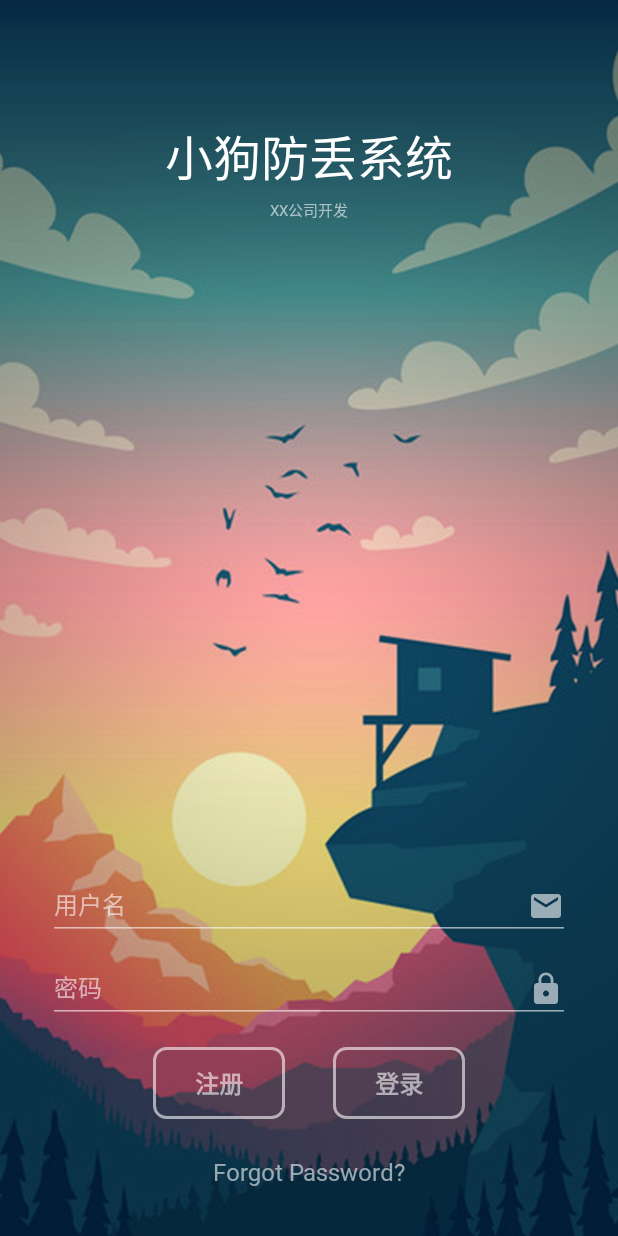
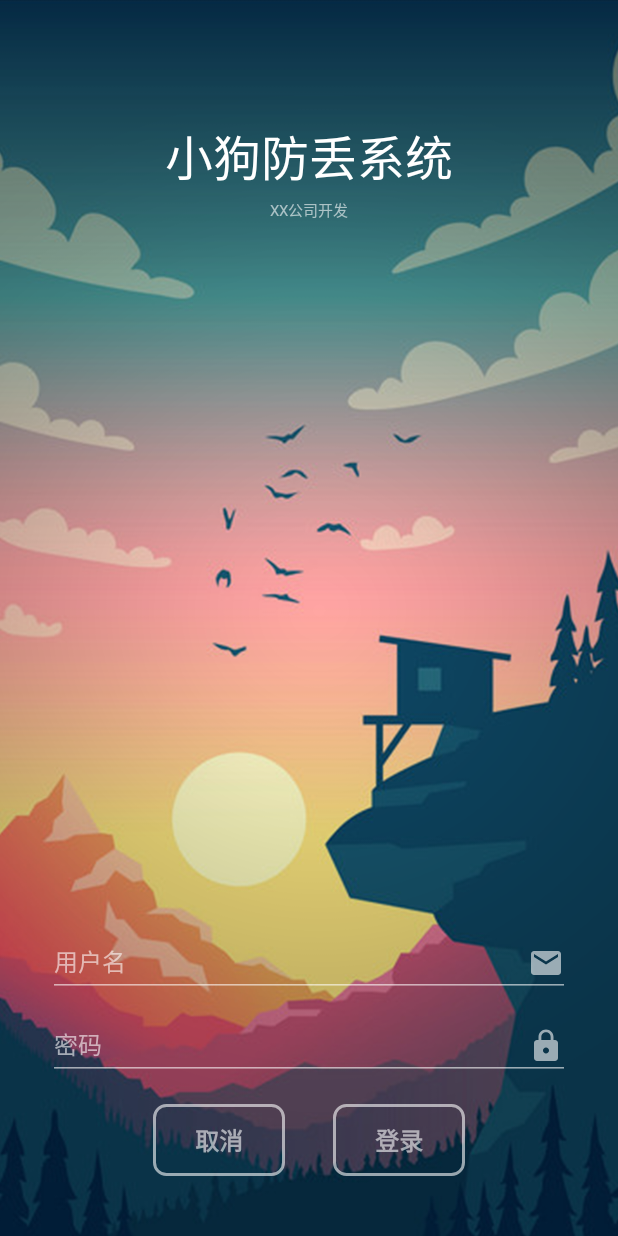
Before and after one commit to sxysxys/doglost, an Android app: the screen it shows after launch (LoginActivity), on a phone screen of 412 x 824 dp. Run offline under Robolectric (Android 15) with nearby library versions, the light colour scheme and no system bars; our stand-ins replace ButterKnife; 1 statement that could not run was skipped.

Commit message:
修改登录id

```diff
--- a/app/src/main/java/com/shen/baidu/doglost/model/domain/SendBean.java
+++ b/app/src/main/java/com/shen/baidu/doglost/model/domain/SendBean.java
@@ -14,7 +14,7 @@
  */
 public class SendBean implements IPulseSendable {
 
-    public byte[] buffer = new byte[]{(byte) 0xFF,(byte) 0xE2,(byte) Const.sendLength, (byte) Const.deviceId,0x00,0x00,0x00, 0x00, 0x0D, 0x0A};
+    private byte[] buffer = new byte[]{(byte) 0xFF,(byte) 0xE2,(byte) Const.sendLength, (byte) Const.deviceId,0x00,0x00,0x00, 0x00, 0x0D, 0x0A};
 
     private static SendBean sendBean;
 
@@ -37,6 +37,10 @@
 
     public byte getMFlag() {
         return buffer[4];
+    }
+
+    public void setDeviceId(byte deviceId) {
+        buffer[3] = deviceId;
     }
 
 
--- a/app/src/main/java/com/shen/baidu/doglost/presenter/impl/HistoryPresenterImpl.java
+++ b/app/src/main/java/com/shen/baidu/doglost/presenter/impl/HistoryPresenterImpl.java
@@ -1,9 +1,12 @@
 package com.shen.baidu.doglost.presenter.impl;
+
+import android.util.Log;
 
 import com.shen.baidu.doglost.constant.Const;
 import com.shen.baidu.doglost.model.Api;
 import com.shen.baidu.doglost.model.domain.HistoryPoint;
 import com.shen.baidu.doglost.presenter.IHistoryPresenter;
+import com.shen.baidu.doglost.utils.LogUtils;
 import com.shen.baidu.doglost.utils.RetrofitManager;
 import com.shen.baidu.doglost.view.IHistoryCallback;
 
@@ -68,6 +71,7 @@
             }
         } else {
             if (callback != null) {
+                LogUtils.d(this, "历史数据回来了...");
                 callback.onNetDataLoaded(historyPoints);
             }
         }
--- a/app/src/main/java/com/shen/baidu/doglost/ui/activity/LoginActivity.java
+++ b/app/src/main/java/com/shen/baidu/doglost/ui/activity/LoginActivity.java
@@ -21,6 +21,7 @@
 import com.shen.baidu.doglost.R;
 import com.shen.baidu.doglost.constant.Const;
 import com.shen.baidu.doglost.model.domain.ResponseLogin;
+import com.shen.baidu.doglost.model.domain.SendBean;
 import com.shen.baidu.doglost.presenter.ILoginPresenter;
 import com.shen.baidu.doglost.presenter.impl.LoginPresenterImpl;
 import com.shen.baidu.doglost.utils.LogUtils;
@@ -45,6 +46,9 @@
 
     @BindView(R.id.login_password)
     EditText loginPassWord;
+
+    @BindView(R.id.btn_cancel)
+    Button cancelButton;
 
     private LoginActivity.SDKReceiver mReceiver;
 
@@ -146,6 +150,10 @@
             // 发起请求
             mLoginPresenter.loginRequest(loginText, loginPassWord);
         });
+
+        cancelButton.setOnClickListener(v -> {
+            finish();
+        });
     }
 
 
@@ -164,7 +172,7 @@
             // 此时说明已经验证通过，将用户的用户名和密码保存起来。
             PassWordUtil.getInstance().save(loginName.getText().toString(), loginPassWord.getText().toString());
             // 此时确定账号密码了
-            Const.deviceId = Integer.parseInt(loginName.getText().toString().substring(3,6));
+            SendBean.getInstance().setDeviceId((byte) Integer.parseInt(loginName.getText().toString().substring(3,6)));
             // 此时执行跳转
             skipMain();
         } else if (data.getCode() == 400){
--- a/app/src/main/java/com/shen/baidu/doglost/ui/fragment/HistoryFragment.java
+++ b/app/src/main/java/com/shen/baidu/doglost/ui/fragment/HistoryFragment.java
@@ -32,6 +32,7 @@
 import com.shen.baidu.doglost.presenter.IHistoryPresenter;
 import com.shen.baidu.doglost.presenter.impl.HistoryPresenterImpl;
 import com.shen.baidu.doglost.ui.dialog.SelectTimeDialog;
+import com.shen.baidu.doglost.utils.DataHandlerUtil;
 import com.shen.baidu.doglost.utils.LogUtils;
 import com.shen.baidu.doglost.utils.ToastUtils;
 import com.shen.baidu.doglost.view.IHistoryCallback;
@@ -156,13 +157,14 @@
     }
 
     private void handlerPoint(List<HistoryPoint.DataBean> dataBeans) {
+        LogUtils.d(this, "正在处理数据...");
         double lanSum = 0;
         double latSum = 0;
         for (HistoryPoint.DataBean dataBean : dataBeans) {
             float latitude = dataBean.getLatitude();
             float longitude = dataBean.getLongitude();
-            LatLng latLng = new LatLng(latitude, longitude);
-            latLngs.add(latLng);
+            LatLng baiPosition = DataHandlerUtil.changeGps2Bai(latitude, longitude);
+            latLngs.add(baiPosition);
             latSum += latitude;
             lanSum += longitude;
         }
--- a/app/src/main/java/com/shen/baidu/doglost/utils/DataHandlerUtil.java
+++ b/app/src/main/java/com/shen/baidu/doglost/utils/DataHandlerUtil.java
@@ -59,7 +59,7 @@
     public static LatLng changeGps2Bai(double lat, double lon) {
         if (converter == null) {
             converter = new CoordinateConverter();
-            converter.from(CoordinateConverter.CoordType.COMMON);
+            converter.from(CoordinateConverter.CoordType.GPS);
         }
         LatLng sourceLatLng = new LatLng(lat, lon);
         converter.coord(sourceLatLng);
--- a/app/src/main/res/layout/activity_login.xml
+++ b/app/src/main/res/layout/activity_login.xml
@@ -120,12 +120,13 @@
             android:orientation="horizontal">
 
             <Button
+                android:id="@+id/btn_cancel"
                 android:layout_width="wrap_content"
                 android:layout_height="wrap_content"
                 android:layout_marginRight="16dp"
                 android:background="@drawable/buttonshapewhitebg"
                 android:fontFamily="@font/calibri"
-                android:text="注册"
+                android:text="取消"
                 android:textAllCaps="false"
                 android:textStyle="bold"
                 android:textColor="#96ffffff"
@@ -148,15 +149,15 @@
         </LinearLayout>
 
 
-        <TextView
-            android:layout_width="match_parent"
-            android:layout_height="wrap_content"
-            android:layout_marginTop="16dp"
-            android:fontFamily="@font/calibri"
-            android:text="Forgot Password?"
-            android:textAlignment="center"
-            android:textColor="#96ffffff"
-            android:textSize="16sp" />
+<!--        <TextView-->
+<!--            android:layout_width="match_parent"-->
+<!--            android:layout_height="wrap_content"-->
+<!--            android:layout_marginTop="16dp"-->
+<!--            android:fontFamily="@font/calibri"-->
+<!--            android:text="Forgot Password?"-->
+<!--            android:textAlignment="center"-->
+<!--            android:textColor="#96ffffff"-->
+<!--            android:textSize="16sp" />-->
 
 
     </LinearLayout>
```
Also changed, not shown: app/src/main/java/com/shen/baidu/doglost/ui/fragment/MapFragment.java (+45 -25 lines), app/src/main/res/layout/activity_map.xml (+15 -14 lines), app/src/main/res/drawable-hdpi/lock.png (added), app/src/main/res/drawable-hdpi/lock_open.png (added).
